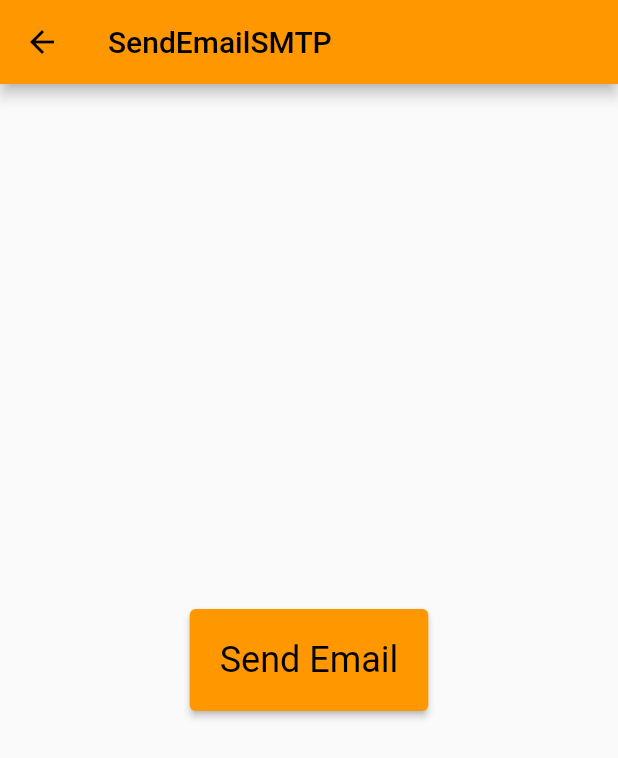
After one commit to lvantuire/Work, a Flutter app: the Sendemailsmtp screen opened by its route, after a tap on "Send Email", on a phone screen of 412 x 824 dp. The commit adds this screen. Shown: the top 758 px of the screen. Run offline on Flutter 3.47's test engine with Material 2 defaults, Android fonts, the phone set to English and light mode, and no system bars; our stand-ins replace device_preview, font_awesome_flutter; missing offline and left inert: mailer, whatsapp_unilink; statements that could not run were skipped.

Commit message:
inclusão de aulas

```diff
--- a/lib/main.dart
+++ b/lib/main.dart
@@ -6,15 +6,18 @@ import 'package:primeiro_projeto/pages/botoes_rotacao_texto/botoes_rotacoes_text
 import 'package:primeiro_projeto/pages/cidades/cidades_page.dart';
 import 'package:primeiro_projeto/pages/contanier/container_page.dart';
 import 'package:primeiro_projeto/home/home_page.dart';
+import 'package:primeiro_projeto/pages/dialogs_page/dialogs_page.dart';
 import 'package:primeiro_projeto/pages/forms/forms_page.dart';
 import 'package:primeiro_projeto/pages/forms/forms_page2.dart';
 import 'package:primeiro_projeto/pages/galeseguros/galeseguros.dart';
 import 'package:primeiro_projeto/pages/mediaquery/mediaquery.dart';
 import 'package:primeiro_projeto/pages/rows_columns/rows_columns_page.dart';
 import 'package:device_preview/device_preview.dart';
+import 'package:primeiro_projeto/pages/sendemailsmtp/sendemailsmtp.dart';
 import 'package:primeiro_projeto/pages/snackbar/snackbar_page.dart';
 import 'package:primeiro_projeto/pages/stack/stack_page.dart';
 import 'package:primeiro_projeto/pages/stack/stack_page2.dart';
+import 'pages/bottom_navigator_bar/bottom_navigator_bar_page.dart';
 import 'pages/layout_builder/layout_builder_page.dart';
 import 'pages/scroll/listview.dart';
 import 'pages/scroll/singlechildscrollpage.dart';
@@ -38,7 +41,7 @@ class MyApp extends StatelessWidget {
       locale: DevicePreview.locale(context),
       builder: DevicePreview.appBuilder,
       //theme: ThemeData.light(),
-      darkTheme: ThemeData.dark(),
+      //darkTheme: ThemeData.dark(),
       title: 'Projeto Flutter Vantuir Gale',
       theme: ThemeData(
         primarySwatch: Colors.orange,
@@ -62,7 +65,9 @@ class MyApp extends StatelessWidget {
         '/stacks_page': (_) => StackPage(),
         '/stacks2': (_) => StackPage2(),
         '/cidades': (_) => CidadesPage(),
-
+        '/dialogs': (_) => DialogsPage(),
+        '/sendemailsmtp': (_) => Sendemailsmtp(),
+        '/bottomnavigator': (_) => BottomNavigatorBarPage(),
       },
     );
   }
--- /dev/null
+++ b/lib/pages/sendemailsmtp/sendemailsmtp.dart
@@ -0,0 +1,55 @@
+import 'package:flutter/material.dart';
+import 'package:mailer/mailer.dart';
+import 'package:mailer/smtp_server.dart';
+
+class Sendemailsmtp extends StatefulWidget {
+  const Sendemailsmtp({Key? key}) : super(key: key);
+
+  @override
+  State<Sendemailsmtp> createState() => _SendemailsmtpState();
+}
+
+class _SendemailsmtpState extends State<Sendemailsmtp> {
+  @override
+  Widget build(BuildContext context) {
+    return Scaffold(
+      appBar: AppBar(
+        title: const Text('SendEmailSMTP'),
+      ),
+      body: Center(
+        child: ElevatedButton(
+          style: ElevatedButton.styleFrom(
+            padding: EdgeInsets.all(20),
+            textStyle: TextStyle(fontSize: 24),
+          ),
+          child: Text('Send Email'),
+          onPressed: sendEmail,
+        ),
+      ),
+    );
+  }
+}
+
+Future sendEmail() async {
+  final email = 'lvantuire@gmail.com';
+  final token = '';
+  final nome = 'Luiz';
+
+  final smtpServer = gmailSaslXoauth2(email, token);
+  print('carregou dados do smtpServer');
+
+  final message = Message()
+    ..from = Address(email, nome)
+    ..recipients = ['lvantuire@yahoo.com']
+    ..subject = "Ola Teste "
+    ..text = 'Teste de texto \n com mudança de linha';
+
+  print('carregou dados da mensagem vai tentar mandar agora pelo send');
+
+  try {
+    await send(message, smtpServer);
+    print('email enviado');
+  } on MailerException catch (e) {
+    print(e);
+  }
+}
--- a/pubspec.yaml
+++ b/pubspec.yaml
@@ -37,6 +37,9 @@ dependencies:
   # The following adds the Cupertino Icons font to your application.
   # Use with the CupertinoIcons class for iOS style icons.
   cupertino_icons: ^1.0.2
+  args: ^2.3.1
+  mailer: ^5.0.1
+  whatsapp_unilink: ^2.0.1+1
 
 dev_dependencies:
   flutter_test:
```
Also changed, not shown: lib/funcoes/funcoes.dart (added, +50 -0 lines), lib/home/home_alternativo.dart (+7 -39 lines), lib/home/home_page.dart (+31 -7 lines), lib/pages/bottom_navigator_bar/bottom_navigator_bar_page.dart (added, +49 -0 lines), lib/pages/bottom_navigator_bar/page1.dart (added, +10 -0 lines), lib/pages/bottom_navigator_bar/page2.dart (added, +10 -0 lines), lib/pages/dialogs_page/dialog_custom.dart (added, +23 -0 lines), lib/pages/dialogs_page/dialogs_page.dart (+69 -6 lines), pubspec.lock, 3 other files.
